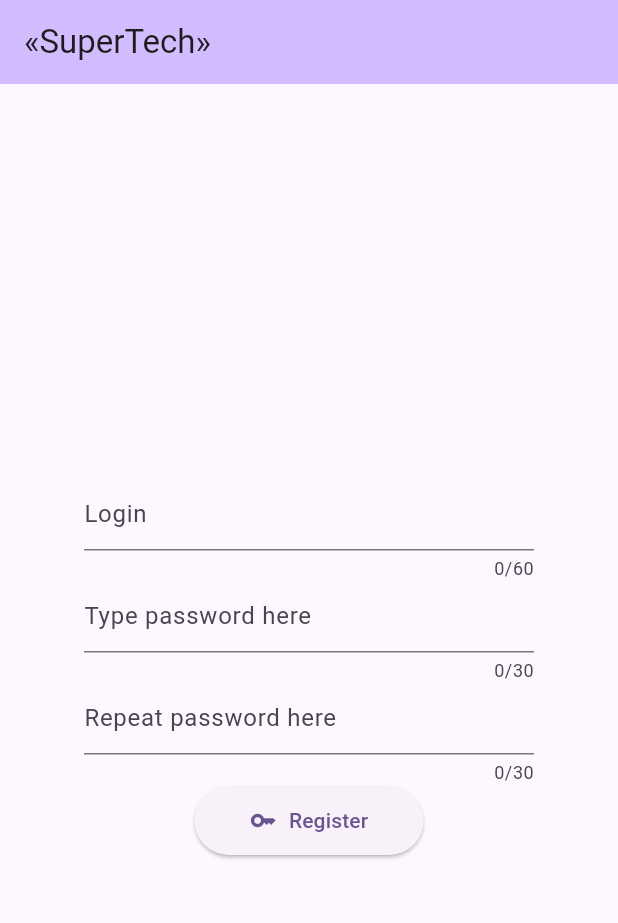
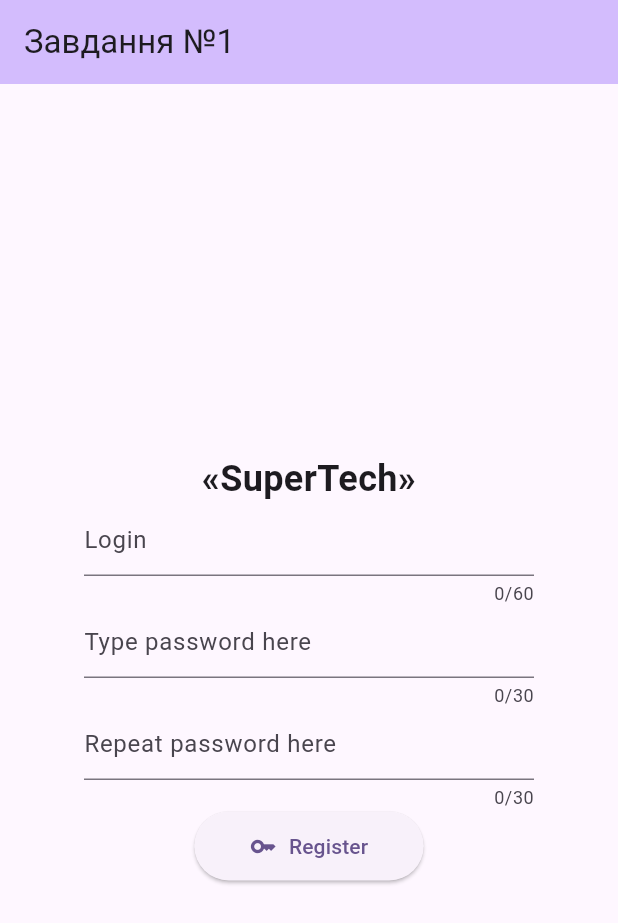
Before and after one commit to owonnarr/lb_1_task_1_flutter, a Flutter app: the screen it shows after launch, on a phone screen of 412 x 824 dp. Shown: the top 923 px of the screen. Run offline on Flutter 3.47's test engine with Material 3 defaults, Android fonts, the phone set to English and light mode, and no system bars.

Commit message:
[main] small changes

```diff
--- a/lib/main.dart
+++ b/lib/main.dart
@@ -10,12 +10,12 @@ class MyApp extends StatelessWidget {
   @override
   Widget build(BuildContext context) {
     return MaterialApp(
-      title: '«SuperTech»',
+      title: 'Завдання №1',
       theme: ThemeData(
         colorScheme: ColorScheme.fromSeed(seedColor: Colors.deepPurple),
         useMaterial3: true,
       ),
-      home: const MyHomePage(title: '«SuperTech»'),
+      home: const MyHomePage(title: 'Завдання №1'),
     );
   }
 }
@@ -41,12 +41,19 @@ class _MyHomePageState extends State<MyHomePage> {
         child: Column(
           mainAxisAlignment: MainAxisAlignment.center,
           children: <Widget>[
-            Container(
-              child: Column(
+            Column(
               mainAxisAlignment: MainAxisAlignment.center,
               children: <Widget>[
-                  SizedBox(height: 10), // Відстань між полями
-                  Container(
+                const SizedBox(height: 10),
+                const SizedBox(
+                  width: 300,
+                  child: Text(
+                    '«SuperTech»',
+                    textAlign: TextAlign.center,
+                    style: TextStyle(fontWeight: FontWeight.bold, fontSize: 24),
+                  ),
+                ),
+                SizedBox(
                   width: 300,
                   child: TextFormField(
                     onChanged: (text) {},
@@ -54,7 +61,7 @@ class _MyHomePageState extends State<MyHomePage> {
                     decoration: InputDecoration(hintText: 'Login'),
                   ),
                 ),
-                  Container(
+                SizedBox(
                   width: 300,
                   child: TextFormField(
                     onChanged: (text) {},
@@ -63,7 +70,7 @@ class _MyHomePageState extends State<MyHomePage> {
                     decoration: InputDecoration(hintText: 'Type password here'),
                   ),
                 ),
-                  Container(
+                SizedBox(
                   width: 300,
                   child: TextFormField(
                     onChanged: (text) {},
@@ -74,7 +81,7 @@ class _MyHomePageState extends State<MyHomePage> {
                 ),
                 ElevatedButton(
                   onPressed: () {},
-                    child: Padding(
+                  child: const Padding(
                     padding: EdgeInsets.all(13),
                     child: Row(
                       mainAxisSize: MainAxisSize.min,
@@ -88,7 +95,6 @@ class _MyHomePageState extends State<MyHomePage> {
                 )
               ],
             ),
-            ),
           ],
         ),
       ),
```
Lines whose indentation alone changed are shown as unchanged.
